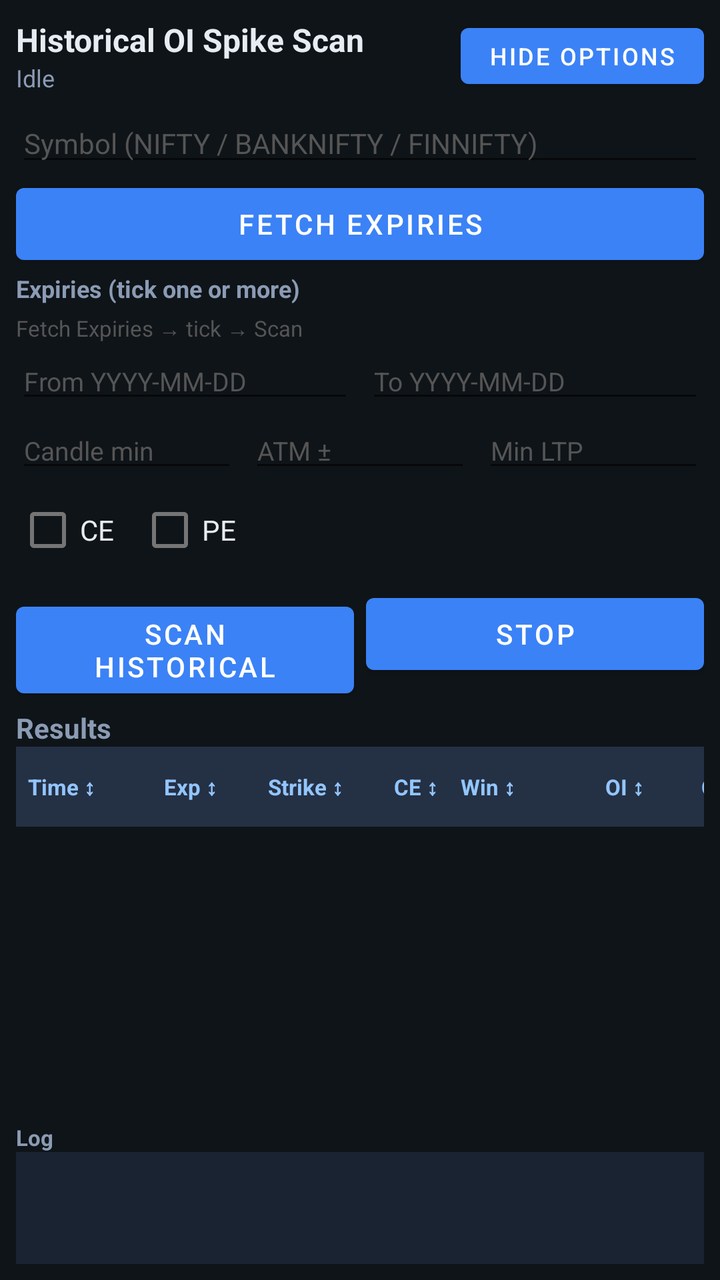
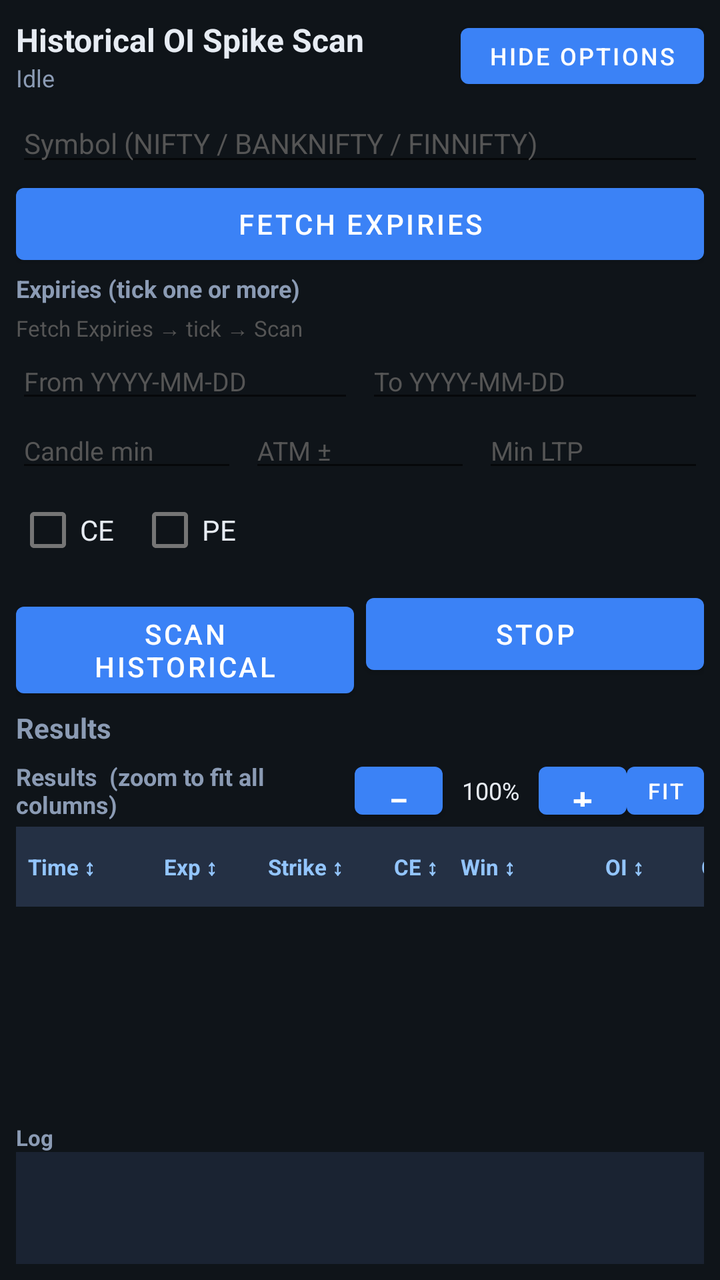

Compare the two renders of this Android layout. The source of the first and the diff that turns it into the second are given below.
<!-- AndroidManifest.xml: application theme Theme.OISpikeDetector -->
<!-- res/layout/activity_historical.xml -->
<?xml version="1.0" encoding="utf-8"?>
<LinearLayout xmlns:android="http://schemas.android.com/apk/res/android"
    android:layout_width="match_parent"
    android:layout_height="match_parent"
    android:orientation="vertical"
    android:padding="8dp"
    android:background="#0F1419">

    
    <LinearLayout
        android:layout_width="match_parent"
        android:layout_height="wrap_content"
        android:orientation="horizontal"
        android:gravity="center_vertical">
        <LinearLayout
            android:layout_width="0dp"
            android:layout_height="wrap_content"
            android:layout_weight="1"
            android:orientation="vertical">
            <TextView
                android:layout_width="match_parent"
                android:layout_height="wrap_content"
                android:text="Historical OI Spike Scan"
                android:textColor="#E7ECF3"
                android:textSize="16sp"
                android:textStyle="bold" />
            <TextView
                android:id="@+id/histStatus"
                android:layout_width="match_parent"
                android:layout_height="wrap_content"
                android:text="Idle"
                android:textColor="#8B9BB4"
                android:textSize="12sp" />
        </LinearLayout>
        <Button
            android:id="@+id/btnToggleFilters"
            android:layout_width="wrap_content"
            android:layout_height="40dp"
            android:minWidth="0dp"
            android:paddingLeft="14dp"
            android:paddingRight="14dp"
            android:text="Hide options"
            android:textSize="12sp" />
    </LinearLayout>

    
    <ScrollView
        android:id="@+id/histFiltersPanel"
        android:layout_width="match_parent"
        android:layout_height="wrap_content"
        android:layout_marginTop="4dp"
        android:maxHeight="280dp">
        <LinearLayout
            android:layout_width="match_parent"
            android:layout_height="wrap_content"
            android:orientation="vertical">

            <EditText
                android:id="@+id/histSymbol"
                android:layout_width="match_parent"
                android:layout_height="wrap_content"
                android:hint="Symbol (NIFTY / BANKNIFTY / FINNIFTY)"
                android:textColor="#E7ECF3"
                android:textColorHint="#555"
                android:inputType="textCapCharacters"
                android:textSize="14sp" />

            <Button
                android:id="@+id/btnFetchExpiries"
                android:layout_width="match_parent"
                android:layout_height="wrap_content"
                android:text="Fetch Expiries" />

            <TextView
                android:layout_width="match_parent"
                android:layout_height="wrap_content"
                android:text="Expiries (tick one or more)"
                android:textColor="#8B9BB4"
                android:textStyle="bold"
                android:textSize="12sp" />

            <HorizontalScrollView
                android:layout_width="match_parent"
                android:layout_height="wrap_content">
                <LinearLayout
                    android:id="@+id/histExpiryBox"
                    android:layout_width="wrap_content"
                    android:layout_height="wrap_content"
                    android:orientation="horizontal"
                    android:padding="2dp" />
            </HorizontalScrollView>

            <TextView
                android:id="@+id/histExpiryHint"
                android:layout_width="match_parent"
                android:layout_height="wrap_content"
                android:text="Fetch Expiries → tick → Scan"
                android:textColor="#555"
                android:textSize="11sp" />

            <LinearLayout
                android:layout_width="match_parent"
                android:layout_height="wrap_content"
                android:orientation="horizontal">
                <EditText
                    android:id="@+id/histFrom"
                    android:layout_width="0dp"
                    android:layout_height="wrap_content"
                    android:layout_weight="1"
                    android:hint="From YYYY-MM-DD"
                    android:textColor="#E7ECF3"
                    android:textColorHint="#555"
                    android:textSize="13sp" />
                <EditText
                    android:id="@+id/histTo"
                    android:layout_width="0dp"
                    android:layout_height="wrap_content"
                    android:layout_weight="1"
                    android:layout_marginStart="6dp"
                    android:hint="To YYYY-MM-DD"
                    android:textColor="#E7ECF3"
                    android:textColorHint="#555"
                    android:textSize="13sp" />
            </LinearLayout>

            <LinearLayout
                android:layout_width="match_parent"
                android:layout_height="wrap_content"
                android:orientation="horizontal">
                <EditText
                    android:id="@+id/histInterval"
                    android:layout_width="0dp"
                    android:layout_height="wrap_content"
                    android:layout_weight="1"
                    android:hint="Candle min"
                    android:inputType="number"
                    android:textColor="#E7ECF3"
                    android:textColorHint="#555"
                    android:textSize="13sp" />
                <EditText
                    android:id="@+id/histAtm"
                    android:layout_width="0dp"
                    android:layout_height="wrap_content"
                    android:layout_weight="1"
                    android:layout_marginStart="6dp"
                    android:hint="ATM ±"
                    android:inputType="number"
                    android:textColor="#E7ECF3"
                    android:textColorHint="#555"
                    android:textSize="13sp" />
                <EditText
                    android:id="@+id/histMinLtp"
                    android:layout_width="0dp"
                    android:layout_height="wrap_content"
                    android:layout_weight="1"
                    android:layout_marginStart="6dp"
                    android:hint="Min LTP"
                    android:inputType="numberDecimal"
                    android:textColor="#E7ECF3"
                    android:textColorHint="#555"
                    android:textSize="13sp" />
            </LinearLayout>

            <LinearLayout
                android:layout_width="match_parent"
                android:layout_height="wrap_content"
                android:orientation="horizontal"
                android:gravity="center_vertical">
                <CheckBox
                    android:id="@+id/histCe"
                    android:layout_width="wrap_content"
                    android:layout_height="wrap_content"
                    android:text="CE"
                    android:textColor="#E7ECF3" />
                <CheckBox
                    android:id="@+id/histPe"
                    android:layout_width="wrap_content"
                    android:layout_height="wrap_content"
                    android:layout_marginStart="12dp"
                    android:text="PE"
                    android:textColor="#E7ECF3" />
            </LinearLayout>
        </LinearLayout>
    </ScrollView>

    <LinearLayout
        android:layout_width="match_parent"
        android:layout_height="wrap_content"
        android:orientation="horizontal"
        android:layout_marginTop="4dp">
        <Button
            android:id="@+id/btnHistScan"
            android:layout_width="0dp"
            android:layout_height="wrap_content"
            android:layout_weight="1"
            android:text="Scan Historical" />
        <Button
            android:id="@+id/btnHistStop"
            android:layout_width="0dp"
            android:layout_height="wrap_content"
            android:layout_marginStart="6dp"
            android:layout_weight="1"
            android:text="Stop" />
    </LinearLayout>

    <TextView
        android:layout_width="match_parent"
        android:layout_height="wrap_content"
        android:layout_marginTop="6dp"
        android:text="Results"
        android:textColor="#8B9BB4"
        android:textStyle="bold" />

    
    <include
        android:id="@+id/tableHeader"
        layout="@layout/table_header"
        android:layout_width="match_parent"
        android:layout_height="wrap_content" />

    <androidx.recyclerview.widget.RecyclerView
        android:id="@+id/histList"
        android:layout_width="match_parent"
        android:layout_height="0dp"
        android:layout_weight="1"
        android:layout_marginTop="2dp"
        android:clipToPadding="false" />

    <TextView
        android:id="@+id/histLogLabel"
        android:layout_width="match_parent"
        android:layout_height="wrap_content"
        android:text="Log"
        android:textColor="#8B9BB4"
        android:textStyle="bold"
        android:textSize="11sp" />

    <ScrollView
        android:id="@+id/histLogScroll"
        android:layout_width="match_parent"
        android:layout_height="56dp"
        android:background="#1A2332">
        <TextView
            android:id="@+id/histLog"
            android:layout_width="match_parent"
            android:layout_height="wrap_content"
            android:fontFamily="monospace"
            android:padding="4dp"
            android:textColor="#8B9BB4"
            android:textSize="10sp" />
    </ScrollView>
</LinearLayout>
<!-- res/layout/table_header.xml (included above) -->
<?xml version="1.0" encoding="utf-8"?>
<HorizontalScrollView xmlns:android="http://schemas.android.com/apk/res/android"
    android:layout_width="match_parent"
    android:layout_height="wrap_content"
    android:scrollbars="none">
    <LinearLayout
        android:layout_width="wrap_content"
        android:layout_height="wrap_content"
        android:orientation="horizontal"
        android:paddingTop="2dp"
        android:paddingBottom="2dp"
        android:paddingLeft="2dp"
        android:paddingRight="2dp"
        android:background="#243044"
        android:minWidth="520dp"
        android:gravity="center_vertical">

        <TextView android:id="@+id/hdrTime" android:layout_width="72dp" android:layout_height="36dp"
            android:text="Time ↕" android:textColor="#93C5FD" android:textSize="11sp" android:textStyle="bold"
            android:gravity="center_vertical" android:paddingLeft="4dp" android:background="?android:attr/selectableItemBackground" />
        <TextView android:id="@+id/hdrExpiry" android:layout_width="52dp" android:layout_height="36dp"
            android:text="Exp ↕" android:textColor="#93C5FD" android:textSize="11sp" android:textStyle="bold"
            android:gravity="center_vertical" android:background="?android:attr/selectableItemBackground" />
        <TextView android:id="@+id/hdrStrike" android:layout_width="56dp" android:layout_height="36dp"
            android:text="Strike ↕" android:textColor="#93C5FD" android:textSize="11sp" android:textStyle="bold"
            android:gravity="center_vertical" android:background="?android:attr/selectableItemBackground" />
        <TextView android:id="@+id/hdrType" android:layout_width="36dp" android:layout_height="36dp"
            android:text="CE ↕" android:textColor="#93C5FD" android:textSize="11sp" android:textStyle="bold"
            android:gravity="center" android:background="?android:attr/selectableItemBackground" />
        <TextView android:id="@+id/hdrWin" android:layout_width="36dp" android:layout_height="36dp"
            android:text="Win ↕" android:textColor="#93C5FD" android:textSize="11sp" android:textStyle="bold"
            android:gravity="center" android:background="?android:attr/selectableItemBackground" />
        <TextView android:id="@+id/hdrOi" android:layout_width="64dp" android:layout_height="36dp"
            android:text="OI ↕" android:textColor="#93C5FD" android:textSize="11sp" android:textStyle="bold"
            android:gravity="center_vertical|end" android:paddingRight="4dp" android:background="?android:attr/selectableItemBackground" />
        <TextView android:id="@+id/hdrOiPct" android:layout_width="56dp" android:layout_height="36dp"
            android:text="OI% ↕" android:textColor="#93C5FD" android:textSize="11sp" android:textStyle="bold"
            android:gravity="center_vertical|end" android:paddingRight="4dp" android:background="?android:attr/selectableItemBackground" />
        <TextView android:id="@+id/hdrLtp" android:layout_width="52dp" android:layout_height="36dp"
            android:text="LTP ↕" android:textColor="#93C5FD" android:textSize="11sp" android:textStyle="bold"
            android:gravity="center_vertical|end" android:paddingRight="4dp" android:background="?android:attr/selectableItemBackground" />
    </LinearLayout>
</HorizontalScrollView>
<!-- resources referenced by this layout -->
<resources>
  <style name="Theme.OISpikeDetector" parent="Theme.MaterialComponents.DayNight.DarkActionBar">
          <item name="colorPrimary">#3B82F6</item>
          <item name="colorPrimaryVariant">#1D4ED8</item>
          <item name="colorOnPrimary">#FFFFFF</item>
          <item name="android:statusBarColor">#0F1419</item>
          <item name="android:windowBackground">#0F1419</item>
      </style>
</resources>

<!-- the commit's change to res/layout/activity_historical.xml (unified diff, before → after) -->
@@ -210,6 +210,54 @@
         android:text="Results"
         android:textColor="#8B9BB4"
         android:textStyle="bold" />
+
+    
+    <LinearLayout
+        android:layout_width="match_parent"
+        android:layout_height="wrap_content"
+        android:orientation="horizontal"
+        android:gravity="center_vertical"
+        android:layout_marginTop="4dp">
+        <TextView
+            android:layout_width="0dp"
+            android:layout_height="wrap_content"
+            android:layout_weight="1"
+            android:text="Results  (zoom to fit all columns)"
+            android:textColor="#8B9BB4"
+            android:textStyle="bold"
+            android:textSize="12sp" />
+        <Button
+            android:id="@+id/btnZoomOut"
+            android:layout_width="44dp"
+            android:layout_height="36dp"
+            android:text="−"
+            android:textSize="18sp"
+            android:minWidth="0dp" />
+        <TextView
+            android:id="@+id/zoomLabel"
+            android:layout_width="48dp"
+            android:layout_height="wrap_content"
+            android:gravity="center"
+            android:text="100%"
+            android:textColor="#E7ECF3"
+            android:textSize="12sp" />
+        <Button
+            android:id="@+id/btnZoomIn"
+            android:layout_width="44dp"
+            android:layout_height="36dp"
+            android:text="+"
+            android:textSize="18sp"
+            android:minWidth="0dp" />
+        <Button
+            android:id="@+id/btnZoomFit"
+            android:layout_width="wrap_content"
+            android:layout_height="36dp"
+            android:text="Fit"
+            android:textSize="11sp"
+            android:minWidth="0dp"
+            android:paddingLeft="10dp"
+            android:paddingRight="10dp" />
+    </LinearLayout>
 
     
     <include
@@ -265,7 +313,7 @@
         android:paddingLeft="2dp"
         android:paddingRight="2dp"
         android:background="#243044"
-        android:minWidth="520dp"
+        android:minWidth="360dp"
         android:gravity="center_vertical">
 
         <TextView android:id="@+id/hdrTime" android:layout_width="72dp" android:layout_height="36dp"
